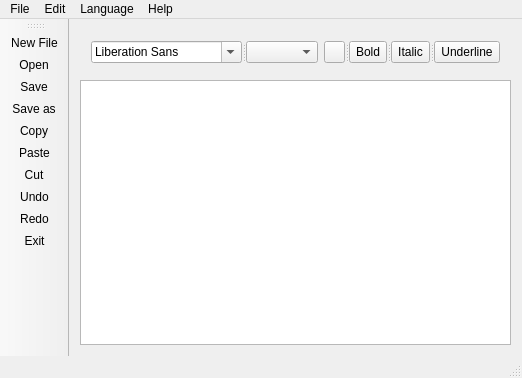
The window that src/mainwindow.ui (ZeroDot1/Clevit) describes before a commit, drawn with Qt 5.
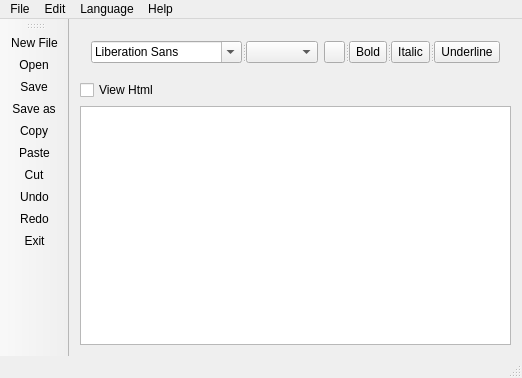
The same window after the commit. Icons and pictures are not drawn.

Commit message: * New html option, but Html support still in BETA

Diff of the .ui file:
```diff
--- a/src/mainwindow.ui
+++ b/src/mainwindow.ui
@@ -135,6 +135,13 @@
       </layout>
      </widget>
     </item>
+    <item>
+     <widget class="QCheckBox" name="htmlSourceCheckBox">
+      <property name="text">
+       <string>View Html</string>
+      </property>
+     </widget>
+    </item>
     <item>
      <widget class="QTextEdit" name="textEdit"/>
     </item>
```
The commit also changes 3 other files.
